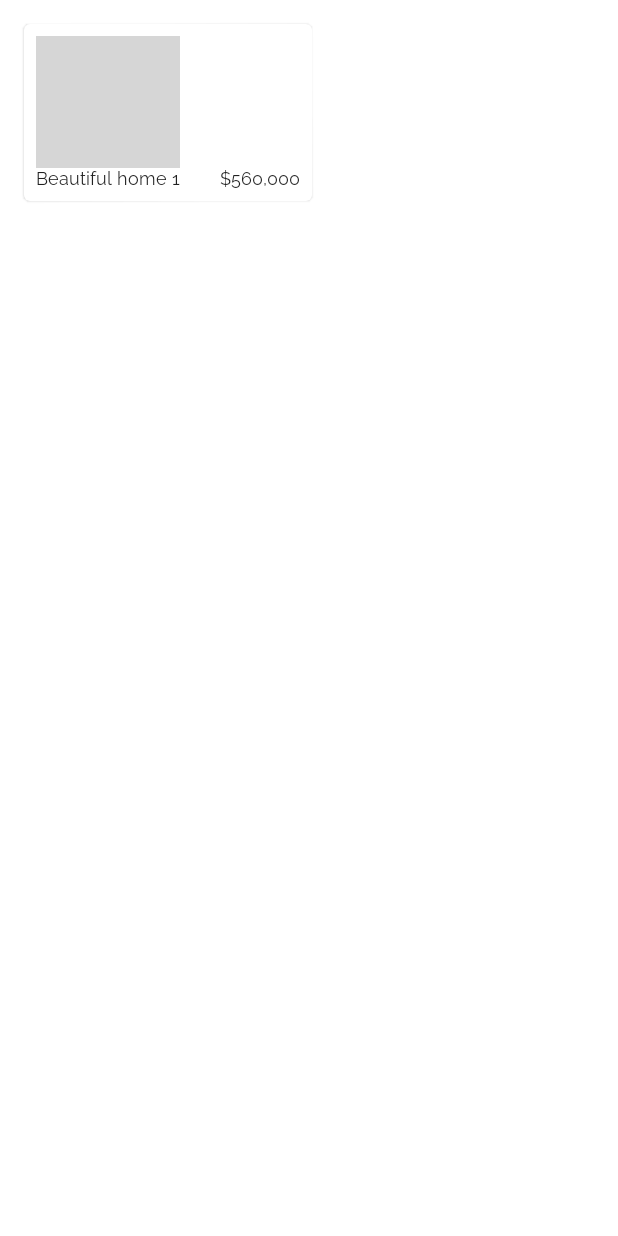
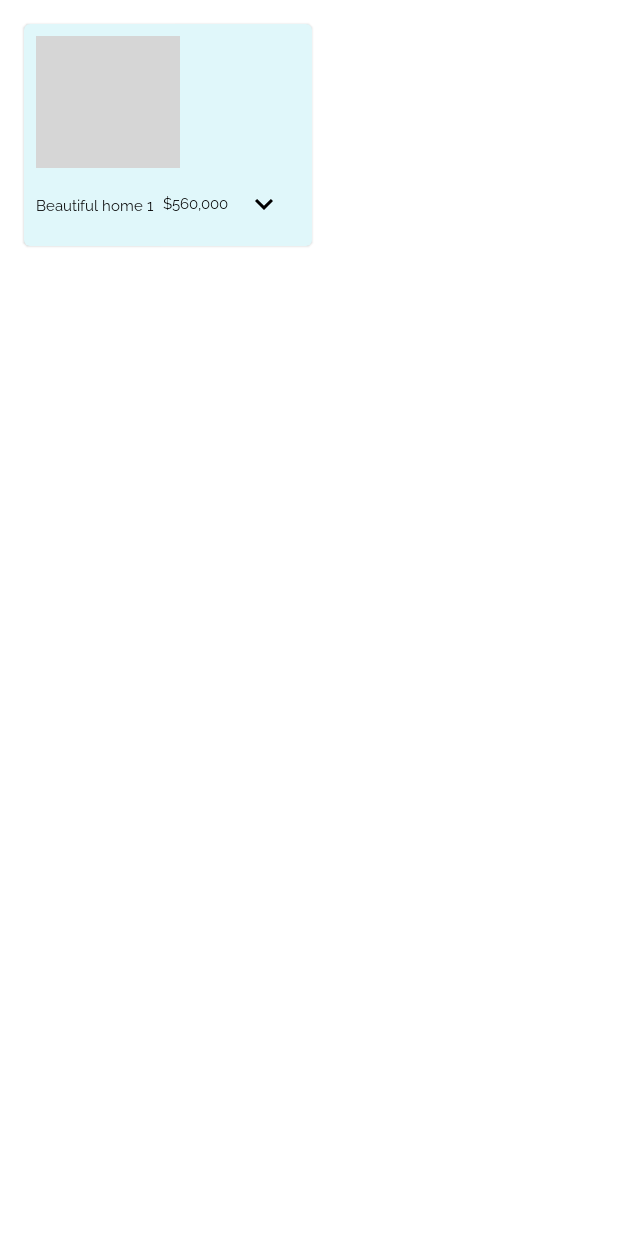
Before and after one commit to GerganaT/RealEstateAppDemoComposeUi, an Android app built with Jetpack Compose: the @Preview function PropertyCardAndContentPreview, on a phone screen of 412 x 824 dp. Run offline under Robolectric (Android 15) with nearby library versions, the phone set to English and light mode, and no system bars; grey boxes are pictures that could not be loaded.

Commit message:
feat: Add show less and more button and adjust card design

```diff
--- a/app/build.gradle
+++ b/app/build.gradle
@@ -53,6 +53,7 @@ dependencies {
     implementation "androidx.compose.ui:ui-tooling-preview:$compose_version"
     implementation 'androidx.lifecycle:lifecycle-runtime-ktx:2.3.1'
     implementation 'androidx.activity:activity-compose:1.3.1'
+    implementation "androidx.compose.material:material-icons-extended:$compose_version"
     testImplementation 'junit:junit:4.13.2'
     androidTestImplementation 'androidx.test.ext:junit:1.1.3'
     androidTestImplementation 'androidx.test.espresso:espresso-core:3.4.0'
--- a/app/src/main/java/com/example/android/realestateappdemocomposeui/MainActivity.kt
+++ b/app/src/main/java/com/example/android/realestateappdemocomposeui/MainActivity.kt
@@ -5,14 +5,21 @@ import androidx.activity.ComponentActivity
 import androidx.activity.compose.setContent
 import androidx.compose.foundation.Image
 import androidx.compose.foundation.layout.*
-import androidx.compose.material.Card
-import androidx.compose.material.MaterialTheme
-import androidx.compose.material.Surface
-import androidx.compose.material.Text
+import androidx.compose.material.*
+import androidx.compose.material.icons.Icons.Filled
+import androidx.compose.material.icons.filled.ExpandLess
+import androidx.compose.material.icons.filled.ExpandMore
 import androidx.compose.runtime.Composable
+import androidx.compose.runtime.getValue
+import androidx.compose.runtime.mutableStateOf
+import androidx.compose.runtime.saveable.rememberSaveable
+import androidx.compose.runtime.setValue
+import androidx.compose.ui.Alignment
 import androidx.compose.ui.Modifier
+import androidx.compose.ui.graphics.Color
 import androidx.compose.ui.layout.ContentScale
 import androidx.compose.ui.res.painterResource
+import androidx.compose.ui.res.stringResource
 import androidx.compose.ui.tooling.preview.Preview
 import androidx.compose.ui.unit.dp
 import com.example.android.realestateappdemocomposeui.ui.theme.RealEstateAppDemoComposeUiTheme
@@ -45,6 +52,7 @@ fun PropertyCard(
     content: @Composable () -> Unit
 ) {
     Card(
+        backgroundColor = MaterialTheme.colors.primary,
         shape = MaterialTheme.shapes.medium,
         modifier = modifier
     ) {
@@ -55,12 +63,16 @@ fun PropertyCard(
 
 @Composable
 fun PropertyCardContent(modifier: Modifier = Modifier) {
+
+    var expanded by rememberSaveable { mutableStateOf(false) }
     Column(
         modifier = modifier
             .width(width = 192.dp)
-            .padding(8.dp)
+            .padding(top = 8.dp, start = 8.dp, end = 8.dp, bottom = 4.dp)
     ) {
-        Surface(shape = MaterialTheme.shapes.medium) {
+        Surface(
+            shape = MaterialTheme.shapes.medium
+        ) {
             Image(
                 painter = painterResource(R.drawable.house_1),
                 contentDescription = null,
@@ -69,16 +81,32 @@ fun PropertyCardContent(modifier: Modifier = Modifier) {
             )
         }
 
-        Row {
+        Row(
+            verticalAlignment = Alignment.CenterVertically,
+        ) {
             Text(
                 text = "Beautiful home 1 ",
                 style = MaterialTheme.typography.h3,
-                modifier = Modifier.weight(1f)
+                modifier = Modifier
+                    .weight(1f)
+                    .paddingFromBaseline(top = 12.dp)
+
             )
             Text(
                 text = "$560,000",
                 style = MaterialTheme.typography.h3,
             )
+            IconButton(onClick = { expanded = !expanded }
+            ) {
+                Icon(
+                    imageVector = if (expanded) Filled.ExpandLess else Filled.ExpandMore,
+                    tint = Color.Black,
+                    contentDescription =
+                    if (expanded) stringResource(R.string.content_desc_show_less)
+                    else stringResource(R.string.content_desc_show_more),
+
+                    )
+            }
         }
 
     }
--- a/app/src/main/java/com/example/android/realestateappdemocomposeui/ui/theme/Type.kt
+++ b/app/src/main/java/com/example/android/realestateappdemocomposeui/ui/theme/Type.kt
@@ -1,6 +1,8 @@
 package com.example.android.realestateappdemocomposeui.ui.theme
 
+import androidx.compose.material.MaterialTheme
 import androidx.compose.material.Typography
+import androidx.compose.ui.graphics.Color
 import androidx.compose.ui.text.TextStyle
 import androidx.compose.ui.text.font.Font
 import androidx.compose.ui.text.font.FontFamily
@@ -25,8 +27,9 @@ private val fontFamilyRaleway = FontFamily(
 val Typography = Typography(
     defaultFontFamily = fontFamilyRaleway,
     h3 = TextStyle(
+        color = Color.Black,
         fontWeight = FontWeight.Normal,
-        fontSize = 12.sp,
+        fontSize = 10.sp,
         letterSpacing = 0.sp
     )
     /* Other default text styles to override
--- a/app/src/main/res/values/strings.xml
+++ b/app/src/main/res/values/strings.xml
@@ -1,3 +1,5 @@
 <resources>
     <string name="app_name">RealEstateAppDemoComposeUi</string>
+    <string name="content_desc_show_less">Show less</string>
+    <string name="content_desc_show_more">Show more</string>
 </resources>
```
Also changed, not shown: app/src/main/java/com/example/android/realestateappdemocomposeui/ui/theme/Color.kt (+3 -4 lines), app/src/main/java/com/example/android/realestateappdemocomposeui/ui/theme/Theme.kt (+6 -6 lines).
